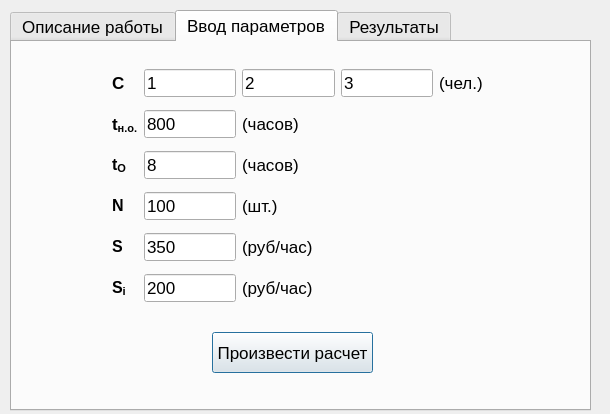
Old version of the form dialog.ui in the repository AlabamaYarrow/msoi-repairer.
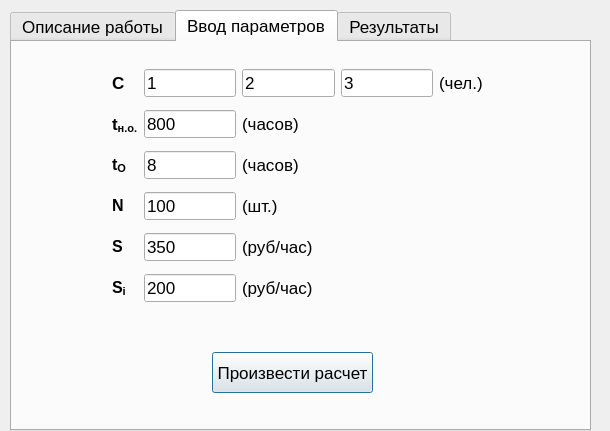
New version of the form. The open tabs and pages were chosen to show the change.

Commit message: Fix input check

What changed in the file:
```diff
--- a/dialog.ui
+++ b/dialog.ui
@@ -7,7 +7,7 @@
     <x>0</x>
     <y>0</y>
     <width>610</width>
-    <height>414</height>
+    <height>431</height>
    </rect>
   </property>
   <property name="font">
@@ -26,7 +26,7 @@
      <x>10</x>
      <y>10</y>
      <width>581</width>
-     <height>401</height>
+     <height>421</height>
     </rect>
    </property>
    <property name="font">
@@ -107,7 +107,7 @@
      <property name="geometry">
       <rect>
        <x>200</x>
-       <y>290</y>
+       <y>310</y>
        <width>161</width>
        <height>41</height>
       </rect>
```
Left out of the diff: 4 changed lines with no effect on the pictures. The commit also changes 2 other files.
